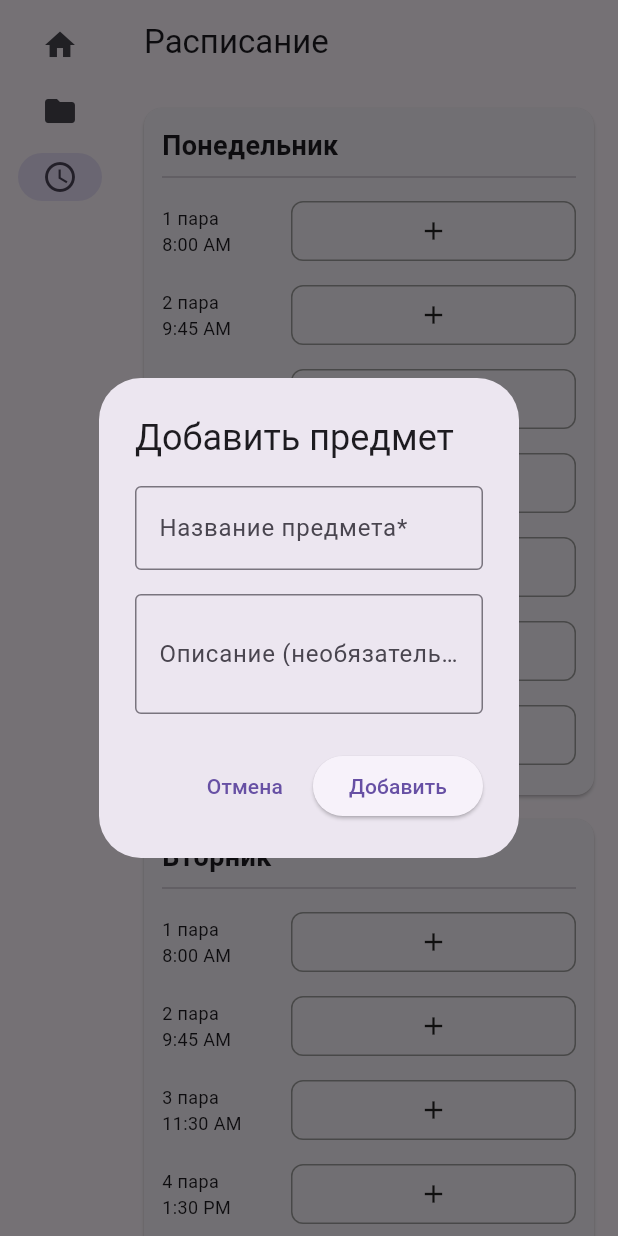
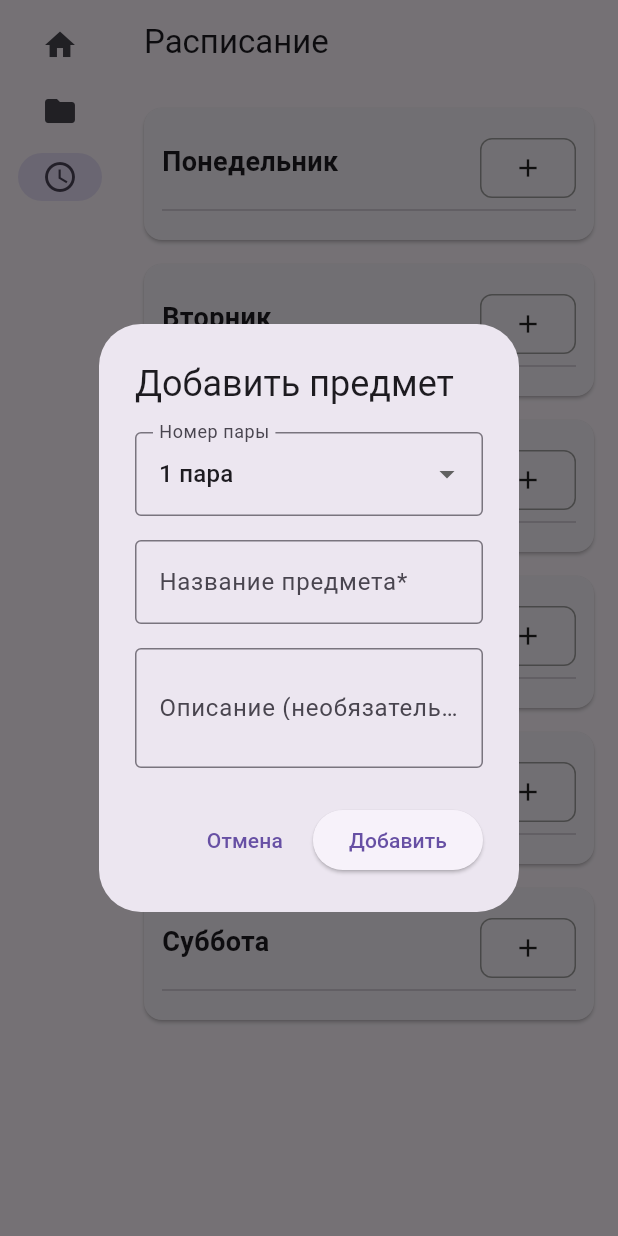
Before and after one commit to GIKAU0MAZET/kursovaya_notebook, a Flutter app: the SchedulePage screen opened by its route, after a tap on the "add" icon, on a phone screen of 412 x 824 dp. Run offline on Flutter 3.47's test engine with Material 3 defaults, Android fonts, the light colour scheme and no system bars; our stand-ins replace flutter_bloc, go_router.

Commit message:
⚡️ schedule: update

```diff
--- a/lib/feature/schedule/data/model/schedule_model.dart
+++ b/lib/feature/schedule/data/model/schedule_model.dart
@@ -1,12 +1,9 @@
-import 'package:flutter/material.dart';
-
 class ScheduleEvent {
   final String id;
   final String title;
   final String description;
   final int day; // 1-6 (пн-сб)
   final int pairNumber; // 1-7
-  final TimeOfDay time;
 
   ScheduleEvent({
     required this.id,
@@ -14,6 +11,5 @@ class ScheduleEvent {
     required this.description,
     required this.day,
     required this.pairNumber,
-    required this.time,
   });
 }
--- a/lib/feature/schedule/ui/page/schedule_page.dart
+++ b/lib/feature/schedule/ui/page/schedule_page.dart
@@ -1,4 +1,3 @@
-// schedule_page.dart
 import 'package:flutter/material.dart';
 import 'package:flutter_bloc/flutter_bloc.dart';
 import 'package:kursovaya_notebook/feature/schedule/bloc/schedule_cubit.dart';
@@ -67,6 +66,9 @@ class _DaySchedule extends StatelessWidget {
 
   @override
   Widget build(BuildContext context) {
+    final existingPairs = events.map((e) => e.pairNumber).toSet().toList();
+    existingPairs.sort();
+
     return Card(
       margin: const EdgeInsets.only(bottom: 16),
       child: Padding(
@@ -74,26 +76,29 @@ class _DaySchedule extends StatelessWidget {
         child: Column(
           crossAxisAlignment: CrossAxisAlignment.start,
           children: [
+            Row(
+              mainAxisAlignment: MainAxisAlignment.spaceBetween,
+              children: [
                 Text(
                   dayName,
-              style: const TextStyle(fontSize: 18, fontWeight: FontWeight.bold),
+                  style: const TextStyle(
+                    fontSize: 18,
+                    fontWeight: FontWeight.bold,
+                  ),
+                ),
+                _AddPairButton(dayNumber: dayNumber, pairTimes: pairTimes),
+              ],
             ),
             const Divider(),
-            ...pairTimes.asMap().entries.map((entry) {
-              final pairNumber = entry.key + 1;
-              final time = entry.value;
-              final ScheduleEvent? event = events
-                  .cast<ScheduleEvent?>()
-                  .firstWhere(
-                    (e) => e?.pairNumber == pairNumber,
-                    orElse: () => null,
-                  );
-
+            ...existingPairs.map((pairNumber) {
+              final time = pairTimes[pairNumber - 1];
+              final pairEvents =
+                  events.where((e) => e.pairNumber == pairNumber).toList();
               return _PairSlot(
                 dayNumber: dayNumber,
                 pairNumber: pairNumber,
                 time: time,
-                event: event,
+                events: pairEvents,
               );
             }),
           ],
@@ -107,13 +112,13 @@ class _PairSlot extends StatelessWidget {
   final int dayNumber;
   final int pairNumber;
   final TimeOfDay time;
-  final ScheduleEvent? event;
+  final List<ScheduleEvent> events;
 
   const _PairSlot({
     required this.dayNumber,
     required this.pairNumber,
     required this.time,
-    this.event,
+    required this.events,
   });
 
   @override
@@ -121,20 +126,48 @@ class _PairSlot extends StatelessWidget {
     return Padding(
       padding: const EdgeInsets.symmetric(vertical: 8),
       child: Row(
+        crossAxisAlignment: CrossAxisAlignment.start,
         children: [
+          // Блок с номером пары и временем
           SizedBox(
-            width: 70,
-            child: Text(
-              '${pairNumber} пара\n${time.format(context)}',
-              style: const TextStyle(fontSize: 12),
+            width: 100,
+            child: Column(
+              crossAxisAlignment: CrossAxisAlignment.start,
+              children: [
+                Text(
+                  '$pairNumber пара',
+                  style: const TextStyle(
+                    fontSize: 16,
+                    fontWeight: FontWeight.w500,
                   ),
                 ),
-          const SizedBox(width: 16),
+                Text(
+                  time.format(context),
+                  style: const TextStyle(fontSize: 14, color: Colors.grey),
+                ),
+              ],
+            ),
+          ),
+
+          // Блок с предметами
           Expanded(
-            child:
-                event != null
-                    ? _EventItem(event: event!)
-                    : _AddButton(dayNumber: dayNumber, pairNumber: pairNumber),
+            child: Column(
+              crossAxisAlignment: CrossAxisAlignment.start,
+              children: [
+                ...events.map(
+                  (event) => Padding(
+                    padding: const EdgeInsets.only(bottom: 8),
+                    child: _EventItem(
+                      event: event,
+                      onRemove:
+                          () => context.read<ScheduleCubit>().removeEvent(
+                            event.id,
+                          ),
+                    ),
+                  ),
+                ),
+              ],
+            ),
           ),
         ],
       ),
@@ -144,12 +177,14 @@ class _PairSlot extends StatelessWidget {
 
 class _EventItem extends StatelessWidget {
   final ScheduleEvent event;
+  final VoidCallback onRemove;
 
-  const _EventItem({required this.event});
+  const _EventItem({required this.event, required this.onRemove});
 
   @override
   Widget build(BuildContext context) {
     return Container(
+      margin: const EdgeInsets.only(top: 4),
       decoration: BoxDecoration(
         border: Border.all(color: Colors.grey),
         borderRadius: BorderRadius.circular(8),
@@ -157,26 +192,23 @@ class _EventItem extends StatelessWidget {
       padding: const EdgeInsets.symmetric(horizontal: 12, vertical: 8),
       child: Row(
         children: [
-          Expanded(
-            child: Column(
+          Column(
             crossAxisAlignment: CrossAxisAlignment.start,
             children: [
               Text(
                 event.title,
                 style: const TextStyle(fontWeight: FontWeight.w500),
               ),
-                if (event.description.isNotEmpty)
               Text(
                 event.description,
                 style: TextStyle(color: Colors.grey[600], fontSize: 12),
               ),
             ],
           ),
-          ),
+          const Spacer(),
           IconButton(
             icon: const Icon(Icons.visibility_off, size: 20),
-            onPressed:
-                () => context.read<ScheduleCubit>().removeEvent(event.id),
+            onPressed: onRemove,
           ),
         ],
       ),
@@ -184,19 +216,30 @@ class _EventItem extends StatelessWidget {
   }
 }
 
-class _AddButton extends StatelessWidget {
+class _AddPairButton extends StatelessWidget {
   final int dayNumber;
-  final int pairNumber;
+  final List<TimeOfDay> pairTimes;
 
-  const _AddButton({required this.dayNumber, required this.pairNumber});
+  const _AddPairButton({required this.dayNumber, required this.pairTimes});
 
   @override
   Widget build(BuildContext context) {
     return InkWell(
-      onTap: () => _showAddDialog(context),
-      borderRadius: BorderRadius.circular(8),
+      onTap: () {
+        showDialog(
+          context: context,
+          builder:
+              (context) => _AddEventDialog(
+                dayNumber: dayNumber,
+                availablePairs: List.generate(7, (index) => index + 1),
+                pairTimes: pairTimes,
+              ),
+        );
+      },
       child: Container(
+        margin: const EdgeInsets.only(top: 8),
         height: 40,
+        width: 64,
         decoration: BoxDecoration(
           border: Border.all(color: Colors.grey),
           borderRadius: BorderRadius.circular(8),
@@ -206,22 +249,18 @@ class _AddButton extends StatelessWidget {
       ),
     );
   }
-
-  void _showAddDialog(BuildContext context) {
-    showDialog(
-      context: context,
-      builder:
-          (context) =>
-              _AddEventDialog(dayNumber: dayNumber, pairNumber: pairNumber),
-    );
-  }
 }
 
 class _AddEventDialog extends StatefulWidget {
   final int dayNumber;
-  final int pairNumber;
+  final List<int> availablePairs;
+  final List<TimeOfDay> pairTimes;
 
-  const _AddEventDialog({required this.dayNumber, required this.pairNumber});
+  const _AddEventDialog({
+    required this.dayNumber,
+    required this.availablePairs,
+    required this.pairTimes,
+  });
 
   @override
   __AddEventDialogState createState() => __AddEventDialogState();
@@ -231,6 +270,7 @@ class __AddEventDialogState extends State<_AddEventDialog> {
   final _formKey = GlobalKey<FormState>();
   final _titleController = TextEditingController();
   final _descController = TextEditingController();
+  int _selectedPairNumber = 1;
 
   @override
   Widget build(BuildContext context) {
@@ -241,6 +281,25 @@ class __AddEventDialogState extends State<_AddEventDialog> {
         child: Column(
           mainAxisSize: MainAxisSize.min,
           children: [
+            DropdownButtonFormField<int>(
+              value: _selectedPairNumber,
+              items:
+                  widget.availablePairs
+                      .map(
+                        (pairNumber) => DropdownMenuItem(
+                          value: pairNumber,
+                          child: Text('$pairNumber пара'),
+                        ),
+                      )
+                      .toList(),
+              onChanged:
+                  (value) => setState(() => _selectedPairNumber = value!),
+              decoration: const InputDecoration(
+                labelText: 'Номер пары',
+                border: OutlineInputBorder(),
+              ),
+            ),
+            const SizedBox(height: 16),
             TextFormField(
               controller: _titleController,
               decoration: const InputDecoration(
@@ -276,14 +335,7 @@ class __AddEventDialogState extends State<_AddEventDialog> {
                 title: _titleController.text,
                 description: _descController.text,
                 day: widget.dayNumber,
-                pairNumber: widget.pairNumber,
-                time: TimeOfDay(
-                  hour:
-                      8 +
-                      (widget.pairNumber - 1) ~/ 2 * 2 +
-                      (widget.pairNumber - 1) % 2 * 1,
-                  minute: (widget.pairNumber - 1) % 2 == 0 ? 0 : 45,
-                ),
+                pairNumber: _selectedPairNumber,
               );
               context.read<ScheduleCubit>().addEvent(event);
               Navigator.pop(context);
@@ -294,11 +346,4 @@ class __AddEventDialogState extends State<_AddEventDialog> {
       ],
     );
   }
-
-  @override
-  void dispose() {
-    _titleController.dispose();
-    _descController.dispose();
-    super.dispose();
 }
-}
```
Also changed, not shown: lib/feature/schedule/ui/widget/add_schedule_dialog.dart (deleted, +0 -173 lines). Lines whose indentation alone changed are shown as unchanged.
